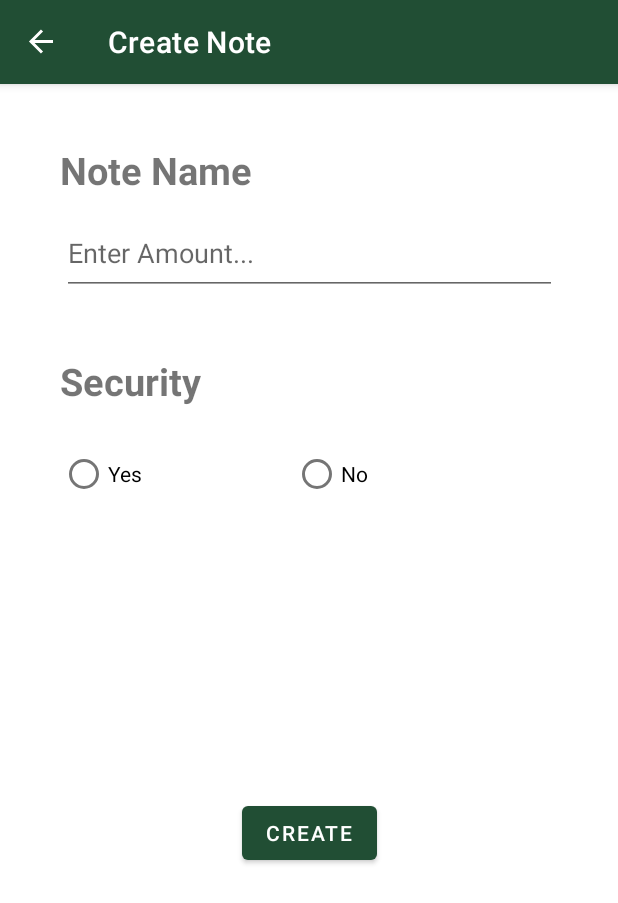
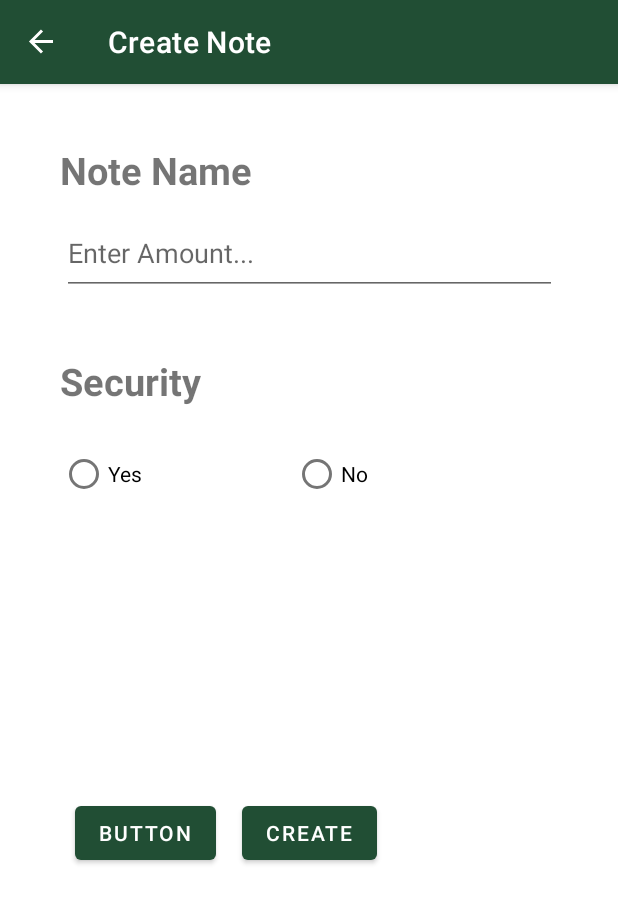
Before and after one commit to CornOnTheJacob/CapstoneY2Q3, an Android app: the AddNoteFragment screen opened through its navigation route, on a phone screen of 412 x 824 dp. Shown: the top 903 px of the screen. Run offline under Robolectric (Android 15) with nearby library versions, the phone set to English and light mode, and no system bars; our stand-ins replace navigation-ui.

Commit message:
got recycler view working, can delete items

```diff
--- a/app/src/main/java/com/example/notesapp/adapter/CustomAdapter.kt
+++ b/app/src/main/java/com/example/notesapp/adapter/CustomAdapter.kt
@@ -1,5 +1,6 @@
 package com.example.notesapp.adapter
 
+import android.util.Log
 import android.view.LayoutInflater
 import android.view.View
 import android.view.ViewGroup
@@ -19,6 +20,8 @@ import com.example.notesapp.model.Notes
 class CustomAdapter(private val onItemClicked: (Notes) -> Unit) :
     ListAdapter<Notes, CustomAdapter.ViewHolder>(DiffCallback) {
 
+    public var chosenId: Int = 1
+
     // create new views
     override fun onCreateViewHolder(parent: ViewGroup, viewType: Int): ViewHolder {
         // inflates the card_view_design view
@@ -35,15 +38,19 @@ class CustomAdapter(private val onItemClicked: (Notes) -> Unit) :
     // binds the list items to a view
     override fun onBindViewHolder(holder: ViewHolder, position: Int) {
         val current = getItem(position)
+        holder.bind(current)
+
         holder.itemView.setOnClickListener {
             onItemClicked(current)
+            //chosenId = position + 1
         }
-        holder.bind(current)
     }
 
 
     // Holds the views for adding it to image and text
-    class ViewHolder(private var binding: CardViewDesignBinding) : RecyclerView.ViewHolder(binding.root) {
+    class ViewHolder(
+        private var binding: CardViewDesignBinding
+    ) : RecyclerView.ViewHolder(binding.root) {
 
         fun bind(note: Notes) {
             binding.apply {
@@ -61,6 +68,20 @@ class CustomAdapter(private val onItemClicked: (Notes) -> Unit) :
     }
 
 
+    /*
+    companion object {
+        private val DiffCallback = object : DiffUtil.ItemCallback<Notes>() {
+            override fun areItemsTheSame(oldNotes: Notes, newNotes: Notes): Boolean {
+                return oldNotes === newNotes
+            }
+
+            override fun areContentsTheSame(oldNotes: Notes, newNotes: Notes): Boolean {
+                return oldNotes.title == oldNotes.title
+            }
+        }
+    }
+
+     */
     companion object DiffCallback: DiffUtil.ItemCallback<Notes>() {
         override fun areItemsTheSame(oldItem: Notes, newItem: Notes): Boolean {
             return oldItem.id == newItem.id
--- a/app/src/main/java/com/example/notesapp/fragments/HomeFragment.kt
+++ b/app/src/main/java/com/example/notesapp/fragments/HomeFragment.kt
@@ -26,6 +26,8 @@ class HomeFragment : Fragment() {
     private val binding get() = _binding!!
 
     override fun onCreateView(
+
+        // Inflates layout
         inflater: LayoutInflater,
         container: ViewGroup?,
         savedInstanceState: Bundle?
@@ -36,13 +38,15 @@ class HomeFragment : Fragment() {
 
     override fun onViewCreated(view: View, savedInstanceState: Bundle?) {
         super.onViewCreated(view, savedInstanceState)
-        val adapter = CustomAdapter {
-            val action = R.id.action_homeFragment_to_noteDetailFragment
-            this.findNavController().navigate(action)
+
+        val bundle = Bundle()
+        val adapter = CustomAdapter { notes ->
+            val action = HomeFragmentDirections
+                .actionHomeFragmentToNoteDetailFragment(notes.id)
+            this.findNavController().navigate(action, )
         }
         binding.recyclerview.adapter = adapter
 
-        //
         viewModel.allNotes.observe(this.viewLifecycleOwner) {items ->
             items.let {
                 adapter.submitList(it)
--- a/app/src/main/res/layout/fragment_add_note.xml
+++ b/app/src/main/res/layout/fragment_add_note.xml
@@ -108,9 +108,9 @@
         android:id="@+id/deleteButton"
         android:layout_width="wrap_content"
         android:layout_height="wrap_content"
-        android:layout_marginStart="8dp"
-        android:text="Delete"
-        android:visibility="gone"
+        android:layout_marginStart="50dp"
+        android:layout_marginTop="40dp"
+        android:text="Button"
         app:layout_constraintStart_toStartOf="parent"
         app:layout_constraintTop_toBottomOf="@+id/passcodeInput" />
 
--- a/app/src/main/res/layout/fragment_home.xml
+++ b/app/src/main/res/layout/fragment_home.xml
@@ -6,7 +6,7 @@
     android:layout_width="match_parent"
     android:layout_height="match_parent"
     android:orientation="vertical"
-    tools:context=".MainActivity">
+    tools:context=".fragments.HomeFragment">
 
     <androidx.recyclerview.widget.RecyclerView
         android:id="@+id/recyclerview"
```
Also changed, not shown: app/src/main/java/com/example/notesapp/fragments/NoteDetailFragment.kt (+8 -3 lines).
